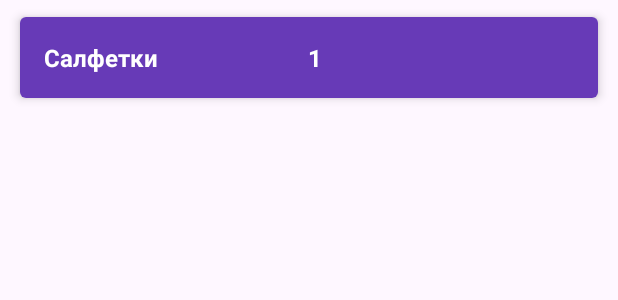
After one commit to gipnozhard/ShoppingList, an Android app: the layout item_shop_enabled.xml on its own in the app's theme, with its tools: preview values and no code run, on a phone screen of 412 x 824 dp. The commit adds this screen. Shown: the top 300 px of the screen. Run offline under Robolectric (Android 15) with nearby library versions, the phone set to English and light mode, and no system bars.

Commit message:
Layout for ShoppingList

```diff
--- /dev/null
+++ b/app/src/main/res/drawable/ic_add.xml
@@ -0,0 +1,5 @@
+<vector android:height="24dp" android:tint="#000000"
+    android:viewportHeight="24" android:viewportWidth="24"
+    android:width="24dp" xmlns:android="http://schemas.android.com/apk/res/android">
+    <path android:fillColor="@android:color/white" android:pathData="M19,13h-6v6h-2v-6H5v-2h6V5h2v6h6v2z"/>
+</vector>
--- /dev/null
+++ b/app/src/main/res/layout/item_shop_enabled.xml
@@ -0,0 +1,43 @@
+<?xml version="1.0" encoding="utf-8"?>
+<androidx.cardview.widget.CardView xmlns:android="http://schemas.android.com/apk/res/android"
+    xmlns:app="http://schemas.android.com/apk/res-auto"
+    xmlns:tools="http://schemas.android.com/tools"
+    android:layout_width="match_parent"
+    android:layout_height="wrap_content"
+    android:layout_marginStart="8dp"
+    android:layout_marginTop="4dp"
+    android:layout_marginEnd="8dp"
+    android:layout_marginBottom="4dp"
+    app:cardCornerRadius="4dp"
+    app:cardElevation="4dp"
+    app:cardUseCompatPadding="true">
+
+    <LinearLayout
+        android:layout_width="match_parent"
+        android:layout_height="wrap_content"
+        android:background="@color/purple_200"
+        android:orientation="horizontal"
+        android:padding="16dp">
+
+        <TextView
+            android:id="@+id/tv_name"
+            android:layout_width="8dp"
+            android:layout_height="wrap_content"
+            android:layout_weight="1"
+            android:textColor="@color/white"
+            android:textSize="16sp"
+            android:textStyle="bold"
+            tools:text="Салфетки" />
+
+        <TextView
+            android:id="@+id/tv_count"
+            android:layout_width="wrap_content"
+            android:layout_height="wrap_content"
+            android:layout_weight="1"
+            android:textColor="@color/white"
+            android:textSize="16sp"
+            android:textStyle="bold"
+            tools:text="1" />
+
+    </LinearLayout>
+</androidx.cardview.widget.CardView>
--- a/app/src/main/res/values/colors.xml
+++ b/app/src/main/res/values/colors.xml
@@ -2,4 +2,5 @@
 <resources>
     <color name="black">#FF000000</color>
     <color name="white">#FFFFFFFF</color>
+    <color name="purple_200">#673AB7</color>
 </resources>
```
Also changed, not shown: app/src/main/res/layout/activity_main.xml (+23 -6 lines), app/src/main/res/layout/item_shop_disabled.xml (added, +43 -0 lines).
